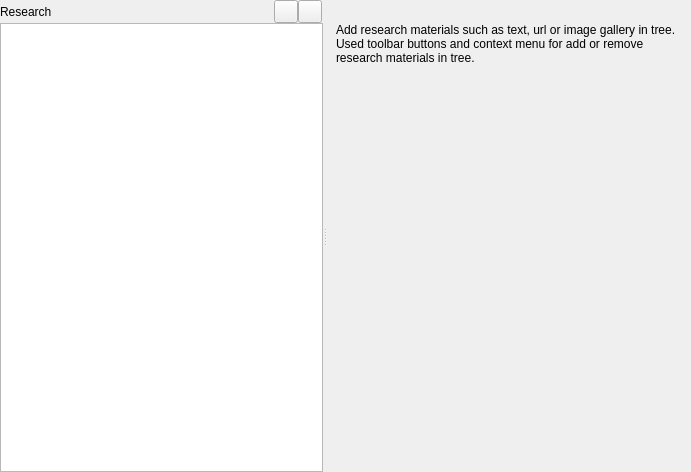
The window that src/bin/scenarist-desktop/UserInterfaceLayer/Research/ResearchView.ui (dimkanovikov/KITScenarist) describes before a commit, drawn with Qt 5.
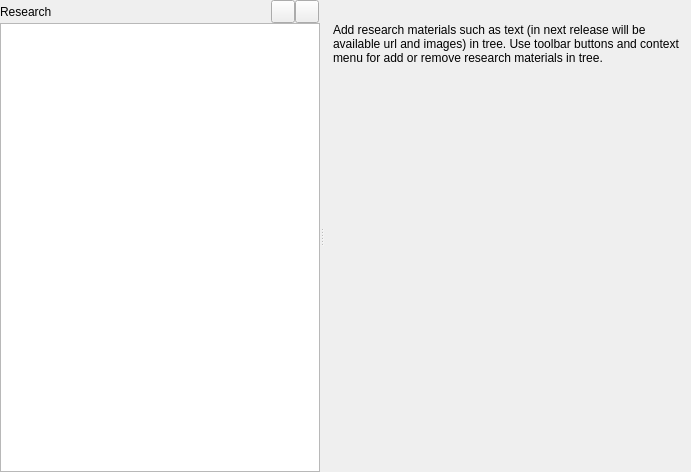
The same window after the commit. Icons and pictures are not drawn. Custom widgets are drawn as their Qt base class.

```diff
--- a/src/bin/scenarist-desktop/UserInterfaceLayer/Research/ResearchView.ui
+++ b/src/bin/scenarist-desktop/UserInterfaceLayer/Research/ResearchView.ui
@@ -342,7 +342,7 @@
            <item row="0" column="0">
             <widget class="QLabel" name="label_6">
              <property name="text">
-              <string>Add research materials such as text, url or image gallery in tree. Used toolbar buttons and context menu for add or remove research materials in tree.</string>
+              <string>Add research materials such as text (in next release will be available url and images) in tree. Use toolbar buttons and context menu for add or remove research materials in tree.</string>
              </property>
              <property name="alignment">
               <set>Qt::AlignLeading|Qt::AlignLeft|Qt::AlignTop</set>
```
